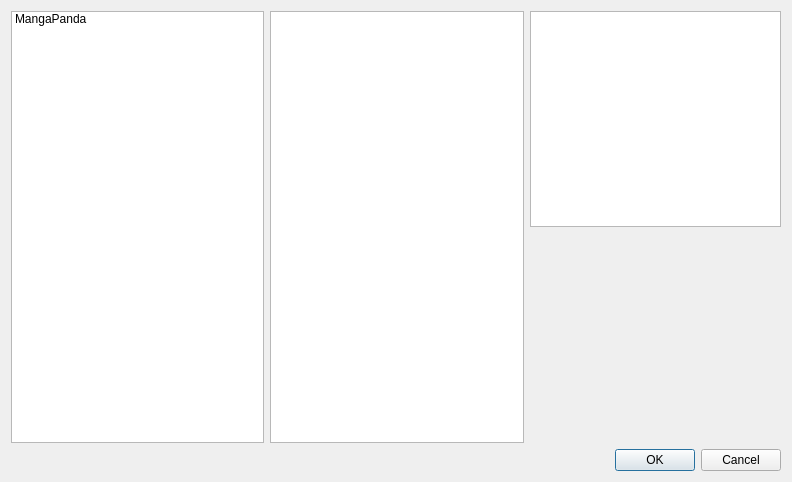
This is src/online_comic_chooser.ui in mstuttgart/pynocchio as Qt 5 draws it before an edit. The edited form follows.
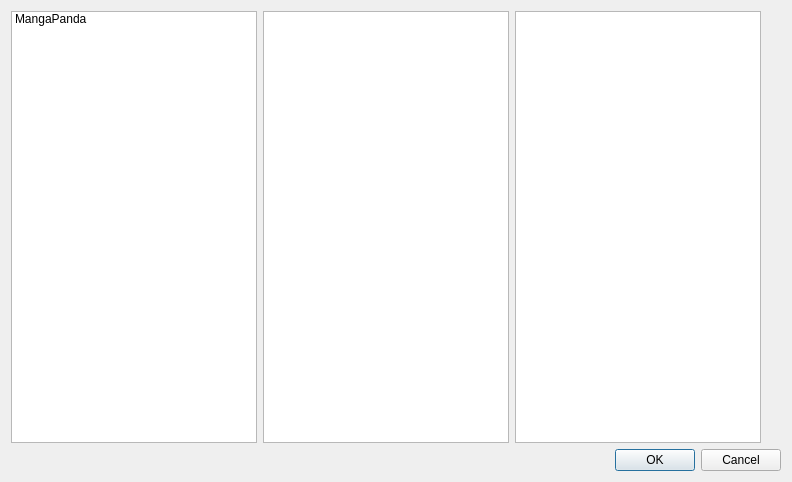
This is the edited form. Icons and pictures are not drawn.

Commit message: OnlineComicChooser show comics in treeview

Patch:
```diff
--- a/src/online_comic_chooser.ui
+++ b/src/online_comic_chooser.ui
@@ -41,18 +41,18 @@
          </attribute>
          <column>
           <property name="text">
-           <string notr="true">1</string>
+           <string notr="true">Hosts</string>
           </property>
          </column>
         </widget>
        </item>
+       <item>
+        <widget class="QTextBrowser" name="textBrowser"/>
+       </item>
       </layout>
      </item>
      <item>
       <layout class="QVBoxLayout" name="verticalLayout">
-       <item>
-        <widget class="QTextBrowser" name="textBrowser"/>
-       </item>
        <item>
         <spacer name="verticalSpacer">
          <property name="orientation">
```
Left out of the diff: 2 changed lines with no effect on the pictures. The commit also changes 2 other files.
